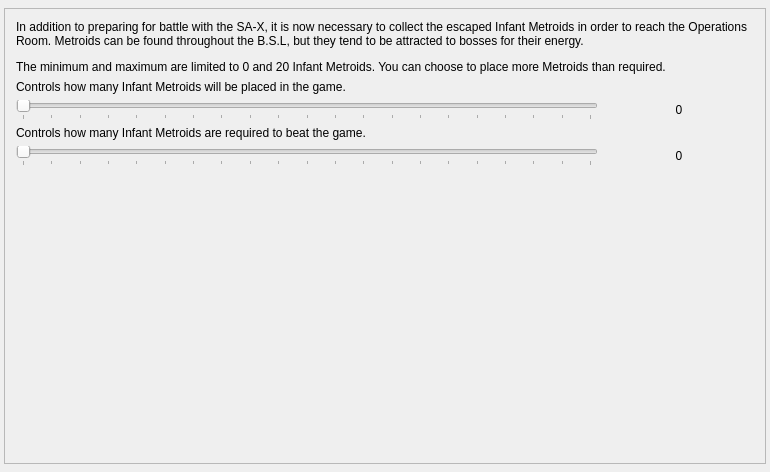
This is randovania/games/fusion/gui/ui_files/preset_fusion_goal.ui in randovania/randovania as Qt 5 draws it before an edit. The edited form follows.
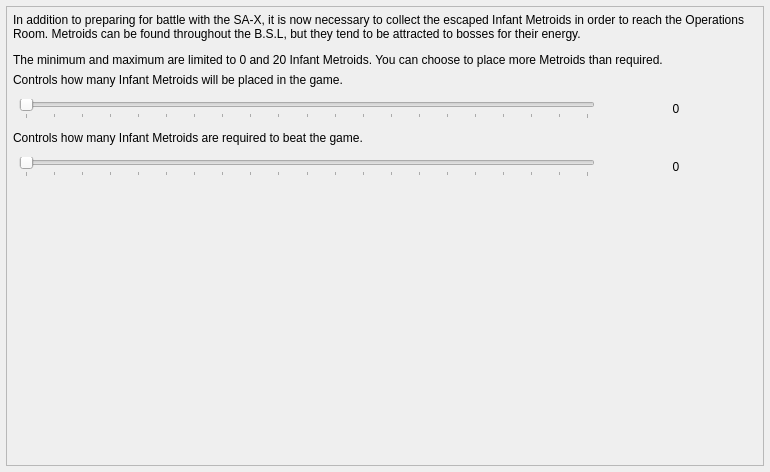
This is the edited form. Custom widgets are drawn as their Qt base class.

Commit message: Fusion: Adjust preset paddings

The edit to the form file:
```diff
--- a/randovania/games/fusion/gui/ui_files/preset_fusion_goal.ui
+++ b/randovania/games/fusion/gui/ui_files/preset_fusion_goal.ui
@@ -22,16 +22,16 @@
    </property>
    <layout class="QVBoxLayout" name="goal_layout">
     <property name="leftMargin">
-     <number>4</number>
+     <number>6</number>
     </property>
     <property name="topMargin">
-     <number>8</number>
+     <number>6</number>
     </property>
     <property name="rightMargin">
-     <number>4</number>
+     <number>6</number>
     </property>
     <property name="bottomMargin">
-     <number>8</number>
+     <number>6</number>
     </property>
     <item>
      <widget class="QScrollArea" name="scrollArea">
@@ -49,11 +49,23 @@
         <rect>
          <x>0</x>
          <y>0</y>
-         <width>760</width>
-         <height>454</height>
+         <width>756</width>
+         <height>458</height>
         </rect>
        </property>
        <layout class="QVBoxLayout" name="verticalLayout">
+        <property name="leftMargin">
+         <number>6</number>
+        </property>
+        <property name="topMargin">
+         <number>6</number>
+        </property>
+        <property name="rightMargin">
+         <number>6</number>
+        </property>
+        <property name="bottomMargin">
+         <number>6</number>
+        </property>
         <item>
          <widget class="QLabel" name="description_label">
           <property name="text">
@@ -76,6 +88,18 @@
         </item>
         <item>
          <layout class="QHBoxLayout" name="placed_slider_layout">
+          <property name="leftMargin">
+           <number>6</number>
+          </property>
+          <property name="topMargin">
+           <number>6</number>
+          </property>
+          <property name="rightMargin">
+           <number>6</number>
+          </property>
+          <property name="bottomMargin">
+           <number>6</number>
+          </property>
           <item>
            <widget class="ScrollProtectedSlider" name="placed_slider">
             <property name="maximum">
@@ -128,6 +152,18 @@
         </item>
         <item>
          <layout class="QHBoxLayout" name="required_slider_layout">
+          <property name="leftMargin">
+           <number>6</number>
+          </property>
+          <property name="topMargin">
+           <number>6</number>
+          </property>
+          <property name="rightMargin">
+           <number>6</number>
+          </property>
+          <property name="bottomMargin">
+           <number>6</number>
+          </property>
           <item>
            <widget class="ScrollProtectedSlider" name="required_slider">
             <property name="maximum">
```
Left out of the diff: 16 changed lines with no effect on the pictures. The commit also changes 6 other files.
